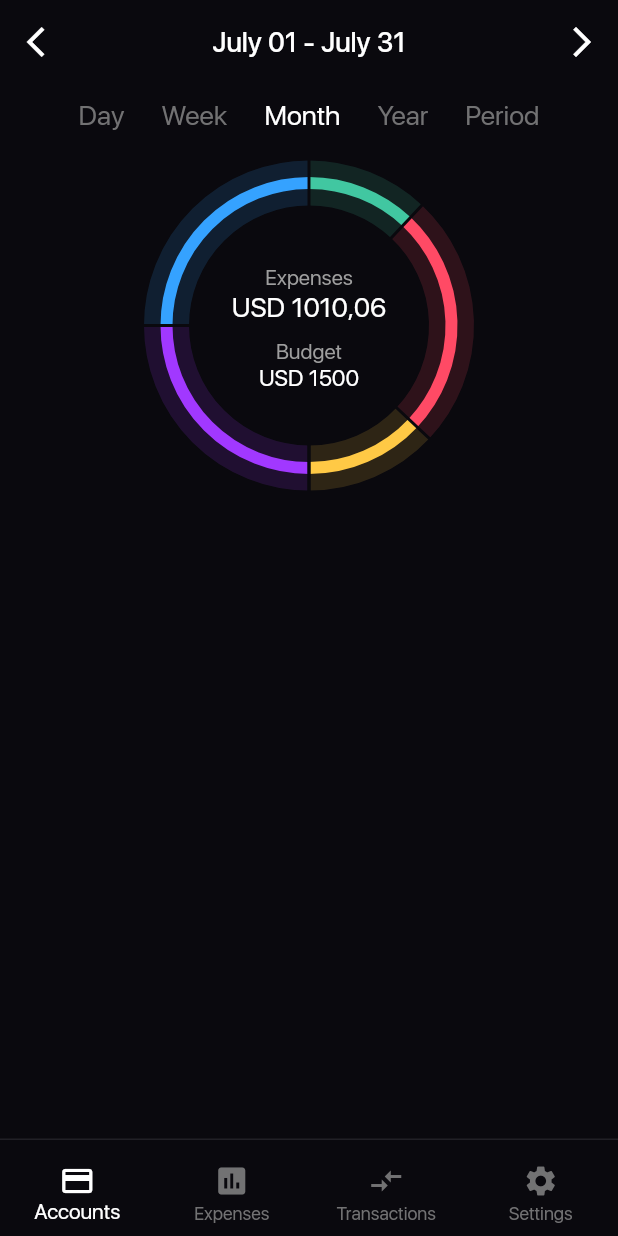
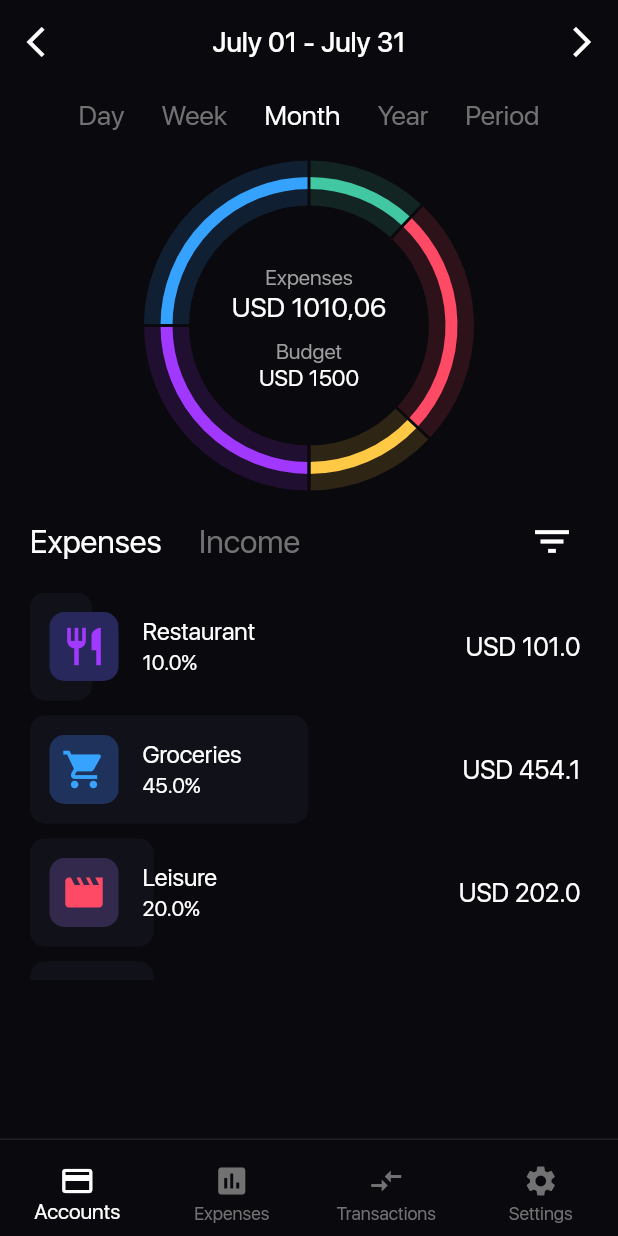
Before and after one commit to iWebshark/ExpensesTrackerApp, a Flutter app: the screen it shows after launch, on a phone screen of 412 x 824 dp. Run offline on Flutter 3.47's test engine with Material 2 defaults, Android fonts, the phone set to English and light mode, and no system bars; drawn by our look-alikes of fl_chart; project files that could hold a hidden picture were left out.

Commit message:
Expenses List created

```diff
--- a/lib/screens/expenses_main_screen.dart
+++ b/lib/screens/expenses_main_screen.dart
@@ -1,8 +1,10 @@
-import 'package:expenses_app/widgets/bottom_navigation_bar.dart';
-import 'package:expenses_app/widgets/charts/custom_pie_chart.dart';
-import 'package:expenses_app/widgets/period/period_options_list.dart';
-import 'package:expenses_app/widgets/period_switching_appbar.dart';
 import 'package:flutter/material.dart';
+import '../widgets/bottom_navigation_bar.dart';
+import '../widgets/categories_list.dart';
+import '../widgets/charts/custom_pie_chart.dart';
+import '../widgets/display_type_selector.dart';
+import '../widgets/period/period_options_list.dart';
+import '../widgets/period_switching_appbar.dart';
 
 class ExpensesMainScreen extends StatefulWidget {
   @override
@@ -14,17 +16,19 @@ class _ExpensesMainScreenState extends State<ExpensesMainScreen> {
   Widget build(BuildContext context) {
     return Scaffold(
       appBar: PeriodSwitchingAppBar(),
-      body: Column(
-        children: [
-          PeriodOptionsList(),
-          SizedBox(
-            height: 10,
-          ),
-          Container(
-            height: 220,
-            child: CustomPieChart(),
-          )
-        ],
+      body: Padding(
+        padding: const EdgeInsets.symmetric(horizontal: 20),
+        child: Column(
+          children: [
+            PeriodOptionsList(),
+            SizedBox(height: 10),
+            CustomPieChart(),
+            SizedBox(height: 10),
+            DisplayTypeSelector(),
+            SizedBox(height: 10),
+            CategoriesList(),
+          ],
+        ),
       ),
       bottomNavigationBar: CustomBottomNavigationBar(),
     );
--- /dev/null
+++ b/lib/widgets/buttons/simple_text_button.dart
@@ -0,0 +1,35 @@
+import 'package:flutter/cupertino.dart';
+import 'package:flutter/material.dart';
+
+class SimpleTextButton extends StatelessWidget {
+  final String text;
+  final VoidCallback onPressed;
+  final TextStyle? textStyle;
+  final EdgeInsets? padding;
+
+  SimpleTextButton({
+    required this.text,
+    required this.onPressed,
+    this.textStyle,
+    this.padding,
+  });
+
+  @override
+  Widget build(BuildContext context) {
+    return GestureDetector(
+      behavior: HitTestBehavior.translucent,
+      onTap: onPressed,
+      child: Container(
+        padding: padding?? const EdgeInsets.symmetric(horizontal: 10),
+        child: Text(
+          text,
+          style: textStyle ??
+              TextStyle(
+                color: Colors.white,
+                fontSize: 14,
+              ),
+        ),
+      ),
+    );
+  }
+}
--- /dev/null
+++ b/lib/widgets/categories_list.dart
@@ -0,0 +1,58 @@
+import 'package:flutter/material.dart';
+
+import 'common/category_bar_item.dart';
+
+class CategoriesList extends StatelessWidget {
+  final List<Map<String, dynamic>> data = [
+    {
+      'icon': Icons.restaurant,
+      'iconColor': Color(0xFFA239FF),
+      'backgroundColor': Color(0xFF29285C),
+      'name': 'Restaurant',
+      'percentage': 0.1,
+      'value': 101.0,
+    },
+    {
+      'icon': Icons.local_grocery_store,
+      'iconColor': Color(0xFF36A3FF),
+      'backgroundColor': Color(0xFF1E325C),
+      'name': 'Groceries',
+      'percentage': 0.45,
+      'value': 454.1,
+    },
+    {
+      'icon': Icons.movie,
+      'iconColor': Color(0xFFFF4A66),
+      'backgroundColor': Color(0xFF32294D),
+      'name': 'Leisure',
+      'percentage': 0.2,
+      'value': 202.0,
+    },
+    {
+      'icon': Icons.movie,
+      'iconColor': Color(0xFFFF4A66),
+      'backgroundColor': Color(0xFF32294D),
+      'name': 'Leisure',
+      'percentage': 0.2,
+      'value': 202.0,
+    },
+  ];
+
+  @override
+  Widget build(BuildContext context) {
+    return Container(
+      height: 258,
+      child: ListView.builder(
+        itemBuilder: (context, i) => CategoryBarItem(
+          icon: data[i]['icon'],
+          iconColor: data[i]['iconColor'],
+          backgroundColor: data[i]['backgroundColor'],
+          name: data[i]['name'],
+          percentage: data[i]['percentage'],
+          value: data[i]['value'],
+        ),
+        itemCount: data.length,
+      ),
+    );
+  }
+}
--- a/lib/widgets/charts/custom_pie_chart.dart
+++ b/lib/widgets/charts/custom_pie_chart.dart
@@ -27,7 +27,9 @@ class CustomPieChart extends StatelessWidget {
 
   @override
   Widget build(BuildContext context) {
-    return Stack(
+    return Container(
+      height: 220,
+      child: Stack(
         children: [
           Center(
             child: Padding(
@@ -58,6 +60,7 @@ class CustomPieChart extends StatelessWidget {
           buildPieChart(borderedChart: false),
           buildPieChart(borderedChart: true),
         ],
+      ),
     );
   }
 
--- /dev/null
+++ b/lib/widgets/common/category_bar_item.dart
@@ -0,0 +1,58 @@
+import 'package:expenses_app/widgets/icons/category_icon.dart';
+import 'package:flutter/material.dart';
+
+class CategoryBarItem extends StatelessWidget {
+  final IconData icon;
+  final Color iconColor;
+  final Color backgroundColor;
+  final String name;
+  final double percentage;
+  final double value;
+
+  CategoryBarItem({
+    required this.icon,
+    required this.iconColor,
+    required this.backgroundColor,
+    required this.name,
+    required this.percentage,
+    required this.value,
+  });
+
+  @override
+  Widget build(BuildContext context) {
+    return Column(
+      children: [
+        Stack(
+          children: [
+            Container(
+              decoration: BoxDecoration(
+                color: Color(0xFF181B24).withOpacity(0.5),
+                borderRadius: BorderRadius.all(Radius.circular(10)),
+              ),
+              width: MediaQuery.of(context).size.width * percentage,
+              height: 72,
+            ),
+            ListTile(
+              leading: CategoryIcon(
+                icon: icon,
+                iconColor: iconColor,
+                backgroundColor: backgroundColor,
+              ),
+              contentPadding: EdgeInsets.only(right: 5, left: 13),
+              title: Text(
+                name,
+                style: TextStyle(color: Colors.white),
+              ),
+              subtitle: Text('${percentage*100}%',
+                  style:
+                      TextStyle(color: Colors.white, fontWeight: FontWeight.w100)),
+              trailing: Text('USD $value',
+                  style: TextStyle(color: Colors.white, fontSize: 17)),
+            ),
+          ],
+        ),
+        SizedBox(height: 10,)
+      ],
+    );
+  }
+}
--- /dev/null
+++ b/lib/widgets/display_type_selector.dart
@@ -0,0 +1,69 @@
+import 'package:expenses_app/widgets/buttons/simple_text_button.dart';
+import 'package:expenses_app/widgets/dropdown/sorting_dropdown_modal.dart';
+import 'package:flutter/material.dart';
+
+class DisplayTypeSelector extends StatefulWidget {
+  const DisplayTypeSelector({Key? key}) : super(key: key);
+
+  @override
+  _DisplayTypeSelectorState createState() => _DisplayTypeSelectorState();
+}
+
+class _DisplayTypeSelectorState extends State<DisplayTypeSelector> {
+  var _selectedIndex = 0;
+  final List<String> _options = [
+    'Expenses',
+    'Income',
+  ];
+
+  void _onSelect(String option) {
+    var periodIndex = _options.indexOf(option);
+    setState(() {
+      _selectedIndex = periodIndex;
+    });
+  }
+
+  @override
+  Widget build(BuildContext context) {
+    return Row(
+      mainAxisAlignment: MainAxisAlignment.spaceBetween,
+      children: [
+        Container(
+          child: Row(
+            // TODO: Refactor this one
+            children: _options
+                .map((option) => SimpleTextButton(
+                      text: option,
+                      onPressed: () => _onSelect(option),
+                      padding: EdgeInsets.only(left: 0, right: 25),
+                      textStyle: TextStyle(
+                        fontSize: 21,
+                        color: _options.indexOf(option) == _selectedIndex
+                            ? Colors.white
+                            : Colors.grey.withOpacity(0.7),
+                      ),
+                    ))
+                .toList(),
+          ),
+        ),
+        IconButton(
+            onPressed: () {
+              showFiltersDialog();
+            },
+            icon: Icon(
+              Icons.filter_list,
+              color: Colors.white,
+              size: 30,
+            ))
+      ],
+    );
+  }
+
+  void showFiltersDialog() {
+    showDialog(
+      barrierDismissible: true,
+      context: context,
+      builder: (context) => SortingDropdownModal(),
+    );
+  }
+}
--- /dev/null
+++ b/lib/widgets/icons/category_icon.dart
@@ -0,0 +1,29 @@
+import 'package:flutter/material.dart';
+
+class CategoryIcon extends StatelessWidget {
+  final IconData icon;
+  final Color iconColor;
+  final Color backgroundColor;
+
+  CategoryIcon({
+    required this.icon,
+    required this.iconColor,
+    required this.backgroundColor,
+  });
+
+  @override
+  Widget build(BuildContext context) {
+    return Container(
+      padding: EdgeInsets.all(8),
+      decoration: BoxDecoration(
+        color: backgroundColor,
+        borderRadius: BorderRadius.all(Radius.circular(10)),
+      ),
+      child: Icon(
+        icon,
+        color: iconColor,
+        size: 30,
+      ),
+    );
+  }
+}
--- a/lib/widgets/period/period_option.dart
+++ /dev/null
@@ -1,32 +0,0 @@
-import 'package:flutter/cupertino.dart';
-import 'package:flutter/material.dart';
-
-class PeriodOption extends StatelessWidget {
-  final String text;
-  final bool isSelected;
-  final VoidCallback onTap;
-
-  PeriodOption({
-    required this.text,
-    this.isSelected = false,
-    required this.onTap,
-  });
-
-  @override
-  Widget build(BuildContext context) {
-    return GestureDetector(
-      behavior: HitTestBehavior.translucent,
-      onTap: onTap,
-      child: Container(
-        padding: const EdgeInsets.symmetric(horizontal: 10),
-        child: Text(
-          text,
-          style: TextStyle(
-            color: isSelected ? Colors.white : Colors.grey.withOpacity(0.7),
-            fontSize: 18,
-          ),
-        ),
-      ),
-    );
-  }
-}
--- a/lib/widgets/period/period_options_list.dart
+++ b/lib/widgets/period/period_options_list.dart
@@ -1,4 +1,4 @@
-import 'package:expenses_app/widgets/period/period_option.dart';
+import 'package:expenses_app/widgets/buttons/simple_text_button.dart';
 import 'package:flutter/material.dart';
 
 class PeriodOptionsList extends StatefulWidget {
@@ -18,25 +18,29 @@ class _PeriodOptionsListState extends State<PeriodOptionsList> {
     'Period',
   ];
 
-  void _onSelect(String period) {
-    var periodIndex = _periods.indexOf(period);
+  void _onSelect(String option) {
+    var periodIndex = _periods.indexOf(option);
     setState(() {
       _selectedIndex = periodIndex;
     });
-
   }
 
   @override
   Widget build(BuildContext context) {
     return Padding(
-      padding: const EdgeInsets.symmetric(horizontal: 40, vertical: 10),
+      padding: const EdgeInsets.symmetric(horizontal: 20, vertical: 10),
       child: Row(
         mainAxisAlignment: MainAxisAlignment.spaceAround,
         children: _periods
-            .map((period) => PeriodOption(
-                  text: period,
-                  isSelected: _periods.indexOf(period) == _selectedIndex,
-                  onTap: () => _onSelect(period),
+            .map((option) => SimpleTextButton(
+                  text: option,
+                  onPressed: () => _onSelect(option),
+                  textStyle: TextStyle(
+                    color: _periods.indexOf(option) == _selectedIndex
+                        ? Colors.white
+                        : Colors.grey.withOpacity(0.7),
+                    fontSize: 18,
+                  ),
                 ))
             .toList(),
       ),
```
Also changed, not shown: lib/widgets/dropdown/sorting_dropdown_modal.dart (added, +104 -0 lines). Lines whose indentation alone changed are shown as unchanged.
